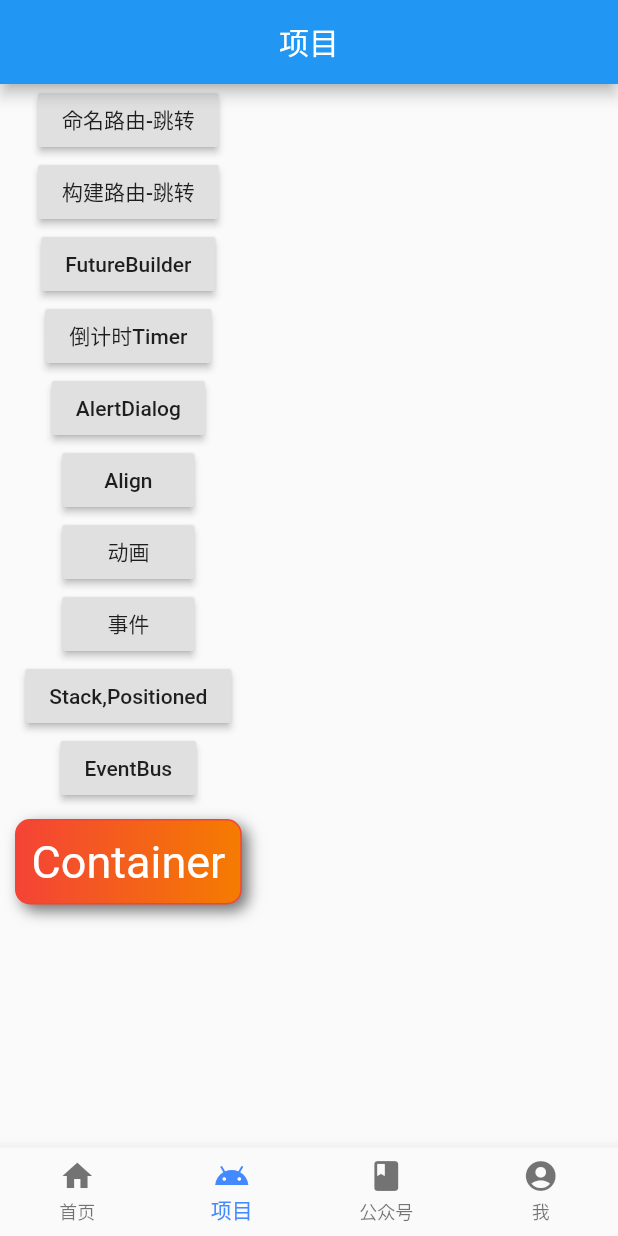
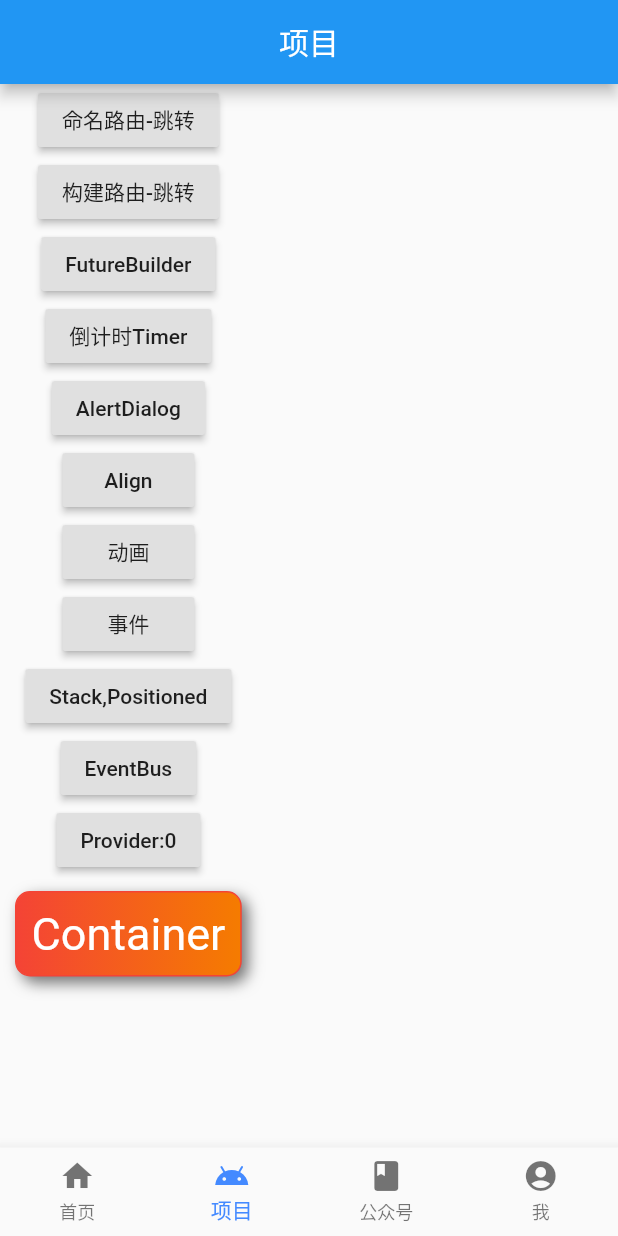
Before and after one commit to wangcheng319/WanAndroid-flutter, a Flutter app: the screen it shows after launch, swiped to page 2, on a phone screen of 412 x 824 dp. Run offline on Flutter 3.47's test engine with Material 2 defaults, Android fonts, the phone set to English and light mode, and no system bars; our stand-ins replace dio, event_bus, flutter_swiper, shared_preferences; missing offline and left inert: flutter_webview_plugin; generated files the repository leaves out were written again; network calls fail.

Commit message:
Provider数据全局共享

```diff
--- a/wanandroid/lib/main.dart
+++ b/wanandroid/lib/main.dart
@@ -1,13 +1,18 @@
 import 'package:event_bus/event_bus.dart';
 import 'package:flutter/material.dart';
+import 'package:provider/provider.dart';
+import 'package:wanandroid/models/order.dart';
+import 'package:wanandroid/models/user.dart';
 import 'package:wanandroid/pages/align_page.dart';
 import 'package:wanandroid/pages/animate_page.dart';
 import 'package:wanandroid/pages/dialog_page.dart';
 import 'package:wanandroid/pages/event_page.dart';
 import 'package:wanandroid/pages/future_builder_page.dart';
 import 'package:wanandroid/pages/list_details_page.dart';
+import 'package:wanandroid/pages/privoder_page.dart';
 import 'package:wanandroid/pages/projectpage.dart';
 import 'package:wanandroid/pages/stack_positioned_page.dart';
+import 'package:wanandroid/provider/CounterModel.dart';
 
 import 'pages/homepage.dart';
 import 'pages/tyhj.dart';
@@ -22,7 +27,11 @@ EventBus eventBus = EventBus();
 class MyApp extends StatelessWidget {
   @override
   Widget build(BuildContext context) {
-    return MaterialApp(
+    return Container(
+      //定义全局的Provider
+      child: ChangeNotifierProvider.value(
+        value: CounterModel(),
+        child: MaterialApp(
           title: 'Flutter Demo',
           theme: ThemeData(
             primarySwatch: Colors.blue,
@@ -36,9 +45,12 @@ class MyApp extends StatelessWidget {
             '/animate_page': (BuildContext context) => AnimateDemoPage(),
             '/stack_positioned_page': (BuildContext context) => StackPositionedPage(),
             '/dialog_page': (BuildContext context) => DialogDemoPage(),
-        '/event_page': (BuildContext context) => EventDemoPage()
+            '/event_page': (BuildContext context) => EventDemoPage(),
+            '/provider_page': (BuildContext context) => PrivoderPage(),
           },
           debugShowCheckedModeBanner: false,
+        ),
+      ),
     );
   }
 }
--- a/wanandroid/lib/models/order.dart
+++ b/wanandroid/lib/models/order.dart
@@ -1,4 +1,5 @@
-class Order{
+class Order {
   String orderName;
   int orderId;
+  Order({this.orderName, this.orderId});
 }
--- a/wanandroid/lib/models/user.dart
+++ b/wanandroid/lib/models/user.dart
@@ -1,4 +1,5 @@
 class User {
   String name;
   int age;
+  User({this.name, this.age});
 }
--- a/wanandroid/lib/pages/privoder_page.dart
+++ b/wanandroid/lib/pages/privoder_page.dart
@@ -1,4 +1,8 @@
 import 'package:flutter/material.dart';
+import 'package:provider/provider.dart';
+import 'package:wanandroid/models/user.dart';
+import 'package:wanandroid/provider/CounterModel.dart';
+import 'package:wanandroid/provider/UserProvider.dart';
 
 class PrivoderPage extends StatefulWidget {
   @override
@@ -8,6 +12,24 @@ class PrivoderPage extends StatefulWidget {
 class _PrivoderPageState extends State<PrivoderPage> {
   @override
   Widget build(BuildContext context) {
-    return Container();
+    return Scaffold(
+      appBar: AppBar(
+        title: Text("ProviderDemo"),
+        centerTitle: true,
+      ),
+      body: Column(
+        children: <Widget>[
+          Container(
+            child: Text("${Provider.of<CounterModel>(context).value}"),
+          ),
+          RaisedButton(
+            onPressed: () {
+              Provider.of<CounterModel>(context).add();
+            },
+            child: Text("Provider增加"),
+          )
+        ],
+      ),
+    );
   }
 }
--- a/wanandroid/lib/pages/projectpage.dart
+++ b/wanandroid/lib/pages/projectpage.dart
@@ -1,10 +1,12 @@
 import 'dart:async';
 
 import 'package:flutter/material.dart';
+import 'package:provider/provider.dart';
 import 'package:wanandroid/main.dart';
 import 'package:wanandroid/models/user.dart';
 import 'package:wanandroid/pages/event_bus_page.dart';
 import 'package:wanandroid/pages/list_details_page.dart';
+import 'package:wanandroid/provider/CounterModel.dart';
 
 class ProjectPage extends StatefulWidget {
   @override
@@ -99,11 +101,14 @@ class _ProjectPageState extends State<ProjectPage> with TickerProviderStateMixin
               },
               child: Text("事件"),
             ),
-            RaisedButton(
-                child: Text("Stack,Positioned"),
-                onPressed: () {
-                  Navigator.of(context).pushNamed('/stack_positioned_page');
-                }),
+            MultiProvider(
+              providers: [Provider<User>.value(value: User(name: "jack", age: 33))],
+              child: RaisedButton(
+                  child: Text("Stack,Positioned"),
+                  onPressed: () {
+                    Navigator.of(context).pushNamed('/stack_positioned_page');
+                  }),
+            ),
             RaisedButton(
                 child: Text("EventBus"),
                 onPressed: () {
@@ -113,6 +118,11 @@ class _ProjectPageState extends State<ProjectPage> with TickerProviderStateMixin
                   eventBus.fire(new UserLoggedInEvent(user));
                   print("发送");
                   Navigator.of(context).pushNamed('/stack_positioned_page');
+                }),
+            RaisedButton(
+                child: Text("Provider:${Provider.of<CounterModel>(context).value}"),
+                onPressed: () {
+                  Navigator.of(context).pushNamed('/provider_page');
                 }),
             Container(
               margin: EdgeInsets.all(10),
--- a/wanandroid/lib/pages/stack_positioned_page.dart
+++ b/wanandroid/lib/pages/stack_positioned_page.dart
@@ -87,7 +87,7 @@ class _StackPositionedPageState extends State<StackPositionedPage> {
               ),
               left: MediaQuery.of(context).size.width / 2 - 50,
               top: MediaQuery.of(context).size.height / 2 - 150,
-            )
+            ),
           ],
         ),
       ),
--- /dev/null
+++ b/wanandroid/lib/provider/CounterModel.dart
@@ -0,0 +1,12 @@
+import 'package:flutter/material.dart';
+import 'package:wanandroid/models/user.dart';
+
+class CounterModel with ChangeNotifier {
+  int _count = 0;
+  int get value => _count;
+
+  void add() {
+    _count++;
+    notifyListeners();
+  }
+}
--- a/wanandroid/pubspec.yaml
+++ b/wanandroid/pubspec.yaml
@@ -29,6 +29,7 @@ dependencies:
   path_provider: ^0.4.0
   shared_preferences: ^0.4.2
   event_bus: ^1.1.0
+  provider: ^3.0.0+1
 
 dev_dependencies:
   flutter_test:
```
Also changed, not shown: wanandroid/lib/pages/animate_page.dart (+34 -0 lines), wanandroid/lib/provider/UserProvider.dart (added, +13 -0 lines). Lines whose indentation alone changed are shown as unchanged.
